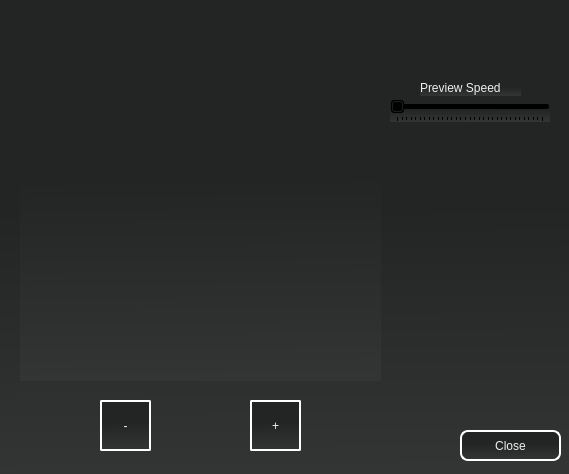
Qt form PixelsSpriteEditor/Preview.ui (worldofnick/Pixels-Sprite-Editor) before a commit.
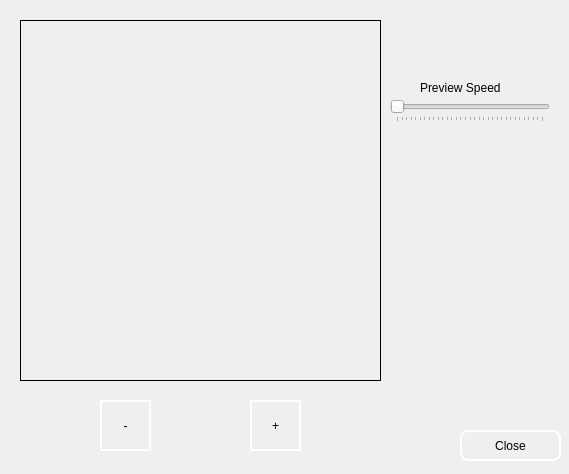
The same form after that commit.

Commit message: Proper size frames in frames pane, preview

```diff
--- a/PixelsSpriteEditor/Preview.ui
+++ b/PixelsSpriteEditor/Preview.ui
@@ -14,8 +14,7 @@
    <string>Sprite Preview</string>
   </property>
   <property name="styleSheet">
-   <string notr="true">background-color: qlineargradient(spread:pad, x1:0.482, y1:0.4375, x2:0.488, y2:0.994318, stop:0 rgba(35, 37, 37, 255), stop:1 rgba(51, 53, 53, 255));
-color: rgb(239, 239, 239);</string>
+   <string notr="true"/>
   </property>
   <widget class="QPushButton" name="closeButton">
    <property name="geometry">
@@ -130,6 +129,9 @@
      <height>361</height>
     </rect>
    </property>
+   <property name="frameShape">
+    <enum>QFrame::Box</enum>
+   </property>
    <property name="text">
     <string/>
    </property>
```
The commit also changes 2 other files.
